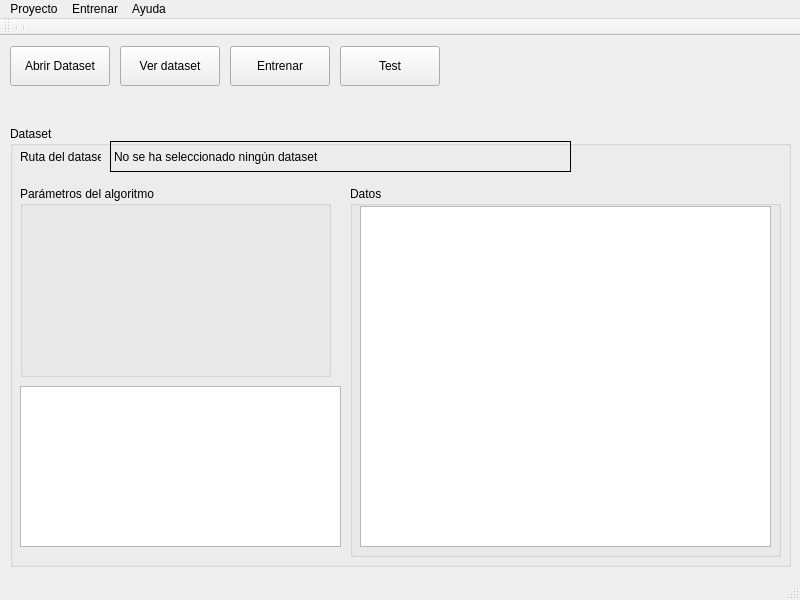
The window that src/UI/QT_Main.ui (hectornauta/kavecinos) describes before a commit, drawn with Qt 5.
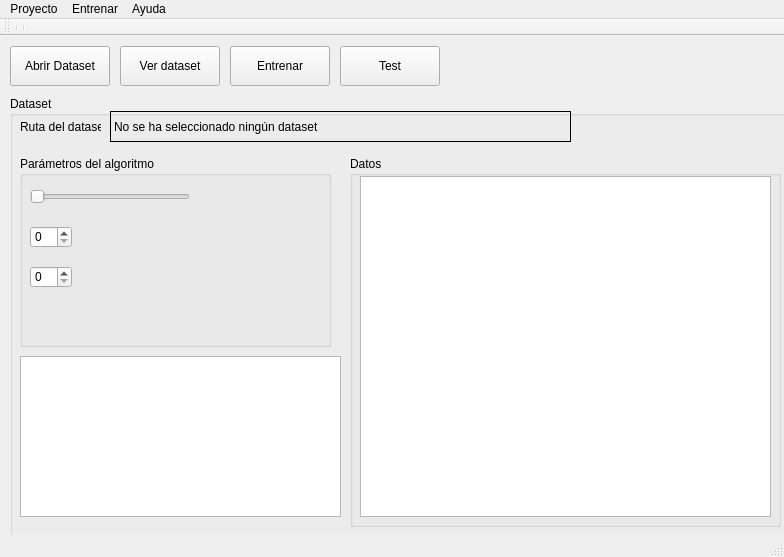
The same window after the commit.

Commit message:
Widgets añadidos
añadidos widgets para seleccionar k y porcentajes (no hacen nada todacía)

Patch:
```diff
--- a/src/UI/QT_Main.ui
+++ b/src/UI/QT_Main.ui
@@ -6,8 +6,8 @@
    <rect>
     <x>0</x>
     <y>0</y>
-    <width>800</width>
-    <height>600</height>
+    <width>784</width>
+    <height>557</height>
    </rect>
   </property>
   <property name="windowTitle">
@@ -18,7 +18,7 @@
     <property name="geometry">
      <rect>
       <x>10</x>
-      <y>90</y>
+      <y>60</y>
       <width>781</width>
       <height>441</height>
      </rect>
@@ -70,6 +70,63 @@
      <property name="title">
       <string>Parámetros del algoritmo</string>
      </property>
+     <widget class="QSlider" name="elegirk">
+      <property name="geometry">
+       <rect>
+        <x>10</x>
+        <y>30</y>
+        <width>160</width>
+        <height>22</height>
+       </rect>
+      </property>
+      <property name="minimum">
+       <number>1</number>
+      </property>
+      <property name="maximum">
+       <number>10</number>
+      </property>
+      <property name="orientation">
+       <enum>Qt::Horizontal</enum>
+      </property>
+     </widget>
+     <widget class="QSpinBox" name="porcentajeTrain">
+      <property name="geometry">
+       <rect>
+        <x>10</x>
+        <y>70</y>
+        <width>42</width>
+        <height>22</height>
+       </rect>
+      </property>
+      <property name="maximum">
+       <number>100</number>
+      </property>
+      <property name="singleStep">
+       <number>10</number>
+      </property>
+     </widget>
+     <widget class="QSpinBox" name="porcentajeTest">
+      <property name="geometry">
+       <rect>
+        <x>10</x>
+        <y>110</y>
+        <width>42</width>
+        <height>22</height>
+       </rect>
+      </property>
+      <property name="minimum">
+       <number>0</number>
+      </property>
+      <property name="maximum">
+       <number>100</number>
+      </property>
+      <property name="singleStep">
+       <number>10</number>
+      </property>
+      <property name="value">
+       <number>0</number>
+      </property>
+     </widget>
     </widget>
     <widget class="QGroupBox" name="groupBox_3">
      <property name="geometry">
@@ -163,7 +220,7 @@
     <rect>
      <x>0</x>
      <y>0</y>
-     <width>800</width>
+     <width>784</width>
      <height>21</height>
     </rect>
    </property>
```
The commit also changes 4 other files.
